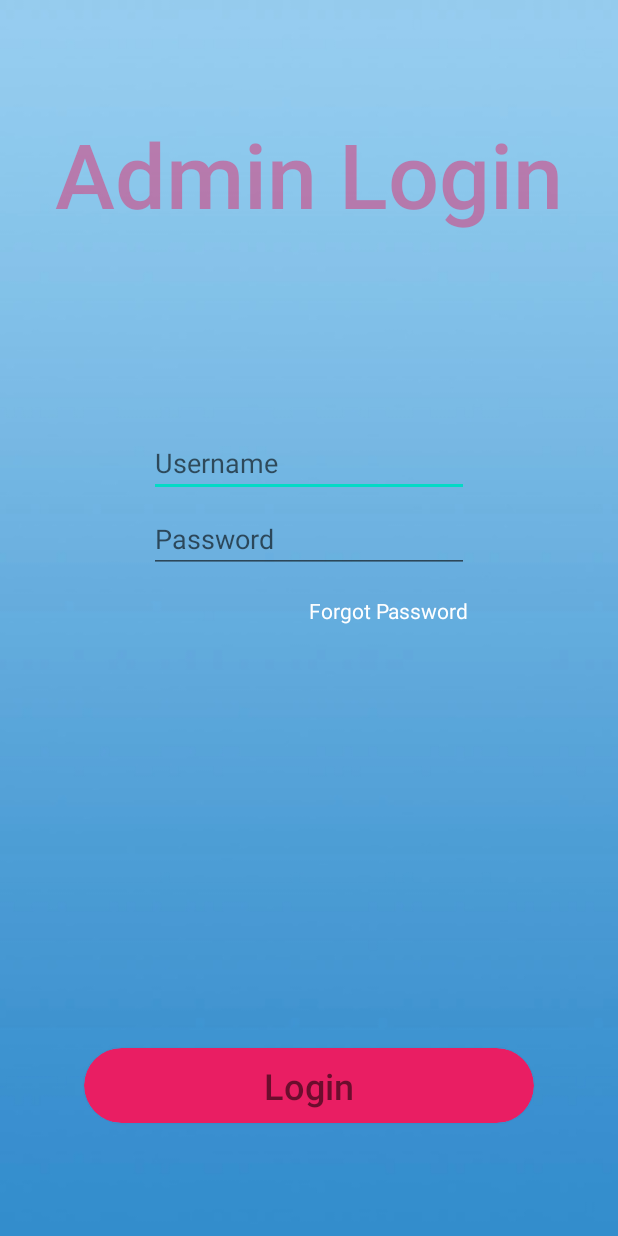
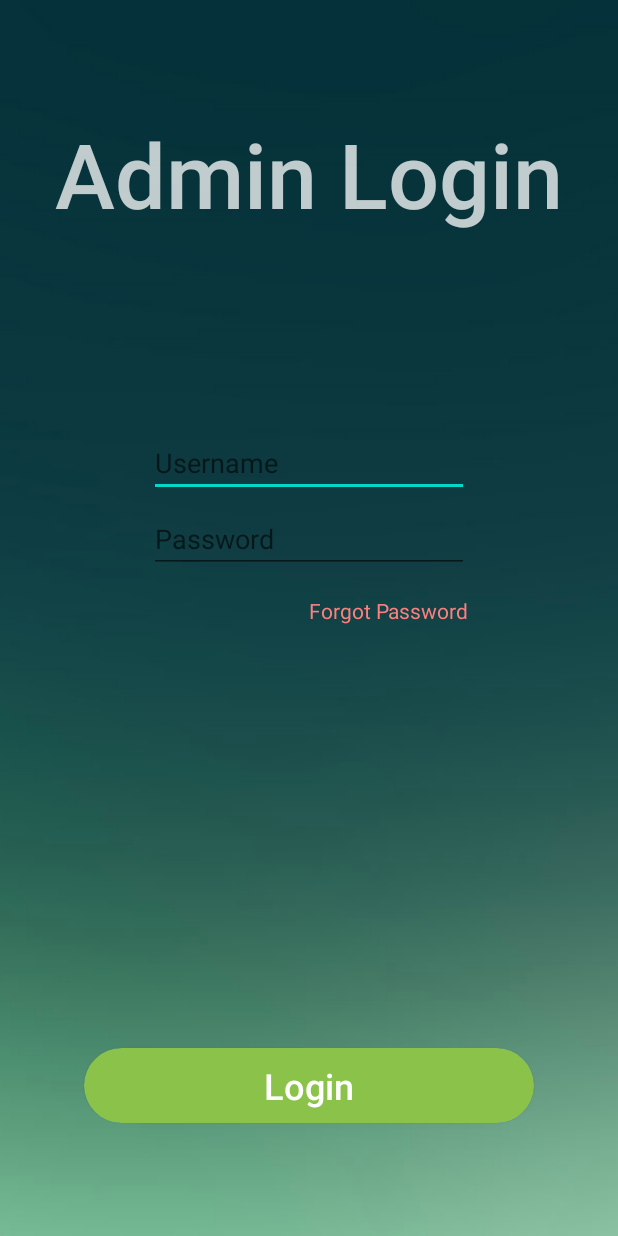
Before and after one commit to Qrofeus/Request_Manager, an Android app: the AdminLogin screen opened directly, with no data from a screen before it, on a phone screen of 412 x 824 dp. Run offline under Robolectric (Android 15) with nearby library versions, the phone set to English and light mode, and no system bars; Roboto replaces fonts that are not available here.

Commit message:
Updates: Admin Login UI

```diff
--- a/app/src/main/res/layout/activity_admin_login.xml
+++ b/app/src/main/res/layout/activity_admin_login.xml
@@ -14,7 +14,7 @@
         android:layout_marginTop="75dp"
         android:fontFamily="sans-serif-medium"
         android:text="@string/admin_login"
-        android:textColor="#75E91E63"
+        android:textColor="#BFFFFFFF"
         android:textSize="60sp"
         app:layout_constraintEnd_toEndOf="parent"
         app:layout_constraintStart_toStartOf="parent"
@@ -23,10 +23,11 @@
     <TextView
         android:id="@+id/text_error_message"
         android:layout_width="wrap_content"
-        android:layout_height="wrap_content"
-        android:layout_marginBottom="10dp"
+        android:layout_height="20dp"
+        android:layout_marginBottom="20dp"
         android:text="@string/error_message"
-        android:visibility="gone"
+        android:textColor="#FF7F7F"
+        android:visibility="invisible"
         app:layout_constraintBottom_toTopOf="@+id/text_username"
         app:layout_constraintEnd_toEndOf="parent"
         app:layout_constraintStart_toStartOf="parent" />
@@ -62,7 +63,7 @@
         android:layout_height="wrap_content"
         android:layout_marginTop="15dp"
         android:text="Forgot Password"
-        android:textColor="#FFFFFF"
+        android:textColor="#FF7F7F"
         app:layout_constraintEnd_toEndOf="@+id/text_password"
         app:layout_constraintTop_toBottomOf="@+id/text_password" />
 
@@ -71,7 +72,7 @@
         android:layout_width="300dp"
         android:layout_height="50dp"
         android:layout_marginBottom="75dp"
-        app:cardBackgroundColor="#E91E63"
+        app:cardBackgroundColor="#8BC34A"
         app:cardCornerRadius="25dp"
         app:layout_constraintBottom_toBottomOf="parent"
         app:layout_constraintEnd_toEndOf="parent"
@@ -90,6 +91,7 @@
                 android:layout_marginLeft="0dp"
                 android:fontFamily="sans-serif-medium"
                 android:text="Login"
+                android:textColor="#FFFFFF"
                 android:textSize="24sp" />
         </RelativeLayout>
     </androidx.cardview.widget.CardView>
```
Also changed, not shown: app/src/main/res/drawable-v24/background_login.jpg.
